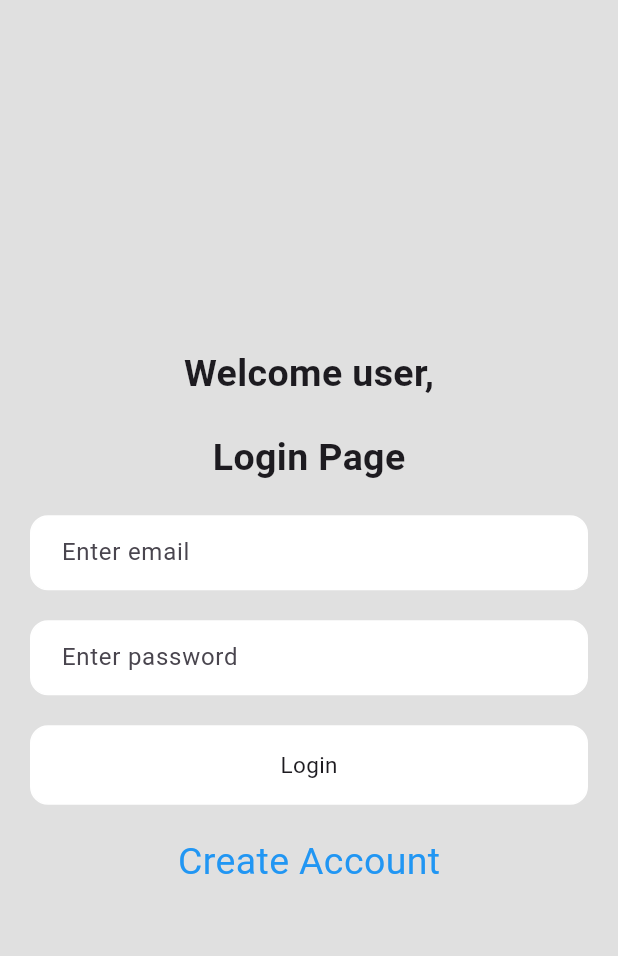
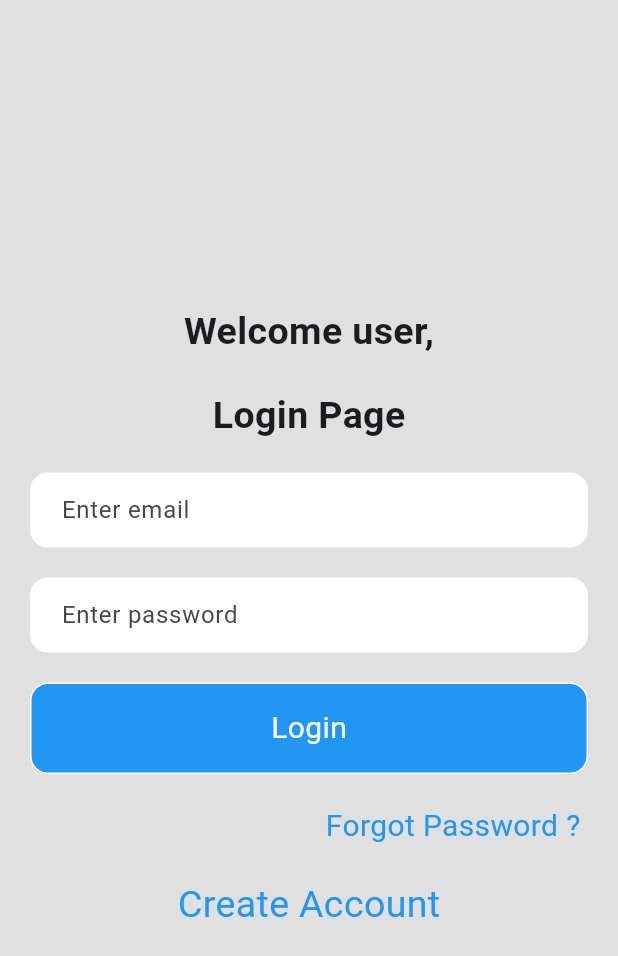
Before and after one commit to jay-java/Flutter-TTS-5-00, a Flutter app: the screen it shows after launch, on a phone screen of 412 x 824 dp. Shown: the top 956 px of the screen. Run offline on Flutter 3.47's test engine with Material 3 defaults, Android fonts, the light colour scheme and no system bars; our stand-ins replace cloud_firestore, firebase_auth, firebase_core, fluttertoast, random_string, sqflite; accounts and stored records are empty.

Commit message:
forgot password

```diff
--- a/flutter_firebase_project/lib/home.dart
+++ b/flutter_firebase_project/lib/home.dart
@@ -1,5 +1,6 @@
 import 'package:firebase_auth/firebase_auth.dart';
 import 'package:flutter/material.dart';
+import 'package:flutter_firebase_project/login.dart';
 class HomePage extends StatefulWidget {
   const HomePage({super.key});
 
@@ -21,12 +22,13 @@ class _HomePageState extends State<HomePage> {
             Text('Signed in as : ${user.email}',style: TextStyle(fontSize: 25),),
             MaterialButton(onPressed: () {
               FirebaseAuth.instance.signOut();
-
+              Navigator.pushReplacement(context, MaterialPageRoute(builder: (context) => LoginPage(),));
             },child: Text('Signout',style: TextStyle(color: Colors.white),),
             color: Colors.blue,)
           ],
         ),
       ),
+
     );
   }
 }
--- a/flutter_firebase_project/lib/login.dart
+++ b/flutter_firebase_project/lib/login.dart
@@ -1,5 +1,6 @@
 import 'package:firebase_auth/firebase_auth.dart';
 import 'package:flutter/material.dart';
+import 'package:flutter_firebase_project/forgot_pass.dart';
 import 'package:flutter_firebase_project/home.dart';
 import 'package:flutter_firebase_project/signup.dart';
 import 'package:fluttertoast/fluttertoast.dart';
@@ -107,15 +108,34 @@ class _LoginPageState extends State<LoginPage> {
                     decoration: BoxDecoration(
                         border: Border.all(color: Colors.white),
                         borderRadius: BorderRadius.circular(12),
-                        color: Colors.white),
+                        color: Colors.blue),
                     child: Center(
                       child: Text(
                         'Login',
-                        style: TextStyle(fontSize: 15),
+                        style: TextStyle(fontSize: 20,color: Colors.white),
                       ),
                     ),
                   ),
                 ),
+              ),
+              SizedBox(
+                height: 20,
+              ),
+              Row(
+                mainAxisAlignment: MainAxisAlignment.end,
+                children: [
+                  InkWell(
+                    onTap: () {
+                      Navigator.push(context, MaterialPageRoute(builder: (context) => ForgotPasswordPage(),));
+                    },
+                    child: Padding(
+                    padding: const EdgeInsets.only(right: 25),
+                    child: Text('Forgot Password ?',style: TextStyle(
+                      fontSize: 20,color: Colors.blue,
+                    ),),
+                  ),
+                  )
+                ],
               ),
               SizedBox(
                 height: 20,
--- a/flutter_firebase_project/lib/signup.dart
+++ b/flutter_firebase_project/lib/signup.dart
@@ -40,6 +40,7 @@ class _CreateAccountState extends State<CreateAccount> {
           id: _id,
           name: _name,
           contact: _contact,
+          address: _address,
           email: _email,
           password: _password);
 
@@ -64,6 +65,7 @@ class _CreateAccountState extends State<CreateAccount> {
   @override
   Widget build(BuildContext context) {
     return Scaffold(
+      resizeToAvoidBottomInset: true,
         backgroundColor: Colors.grey.shade300,
         body: SafeArea(
           child: Center(
```
Also changed, not shown: flutter_firebase_project/lib/forgot_pass.dart (added, +71 -0 lines).
